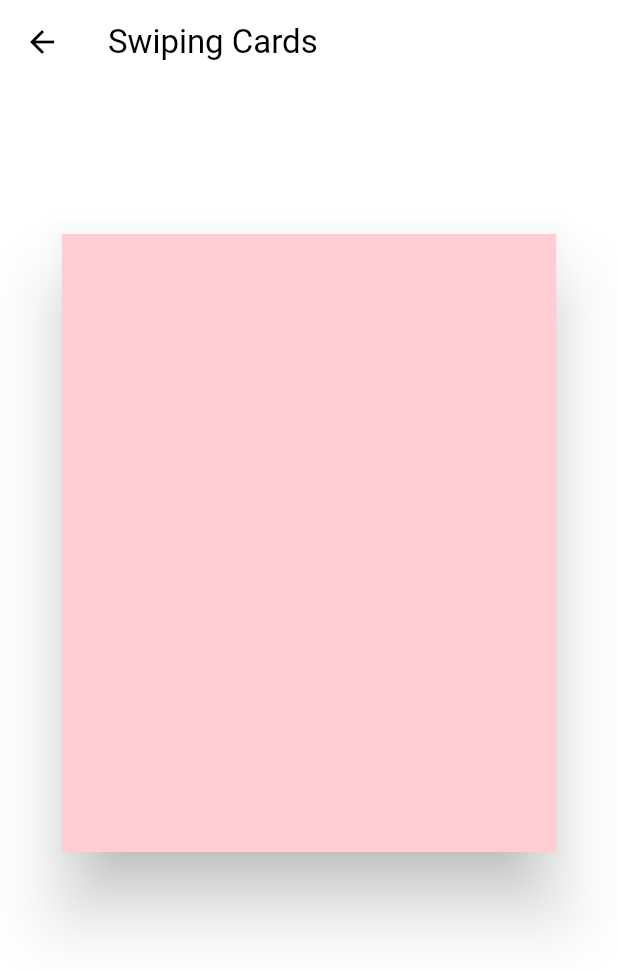
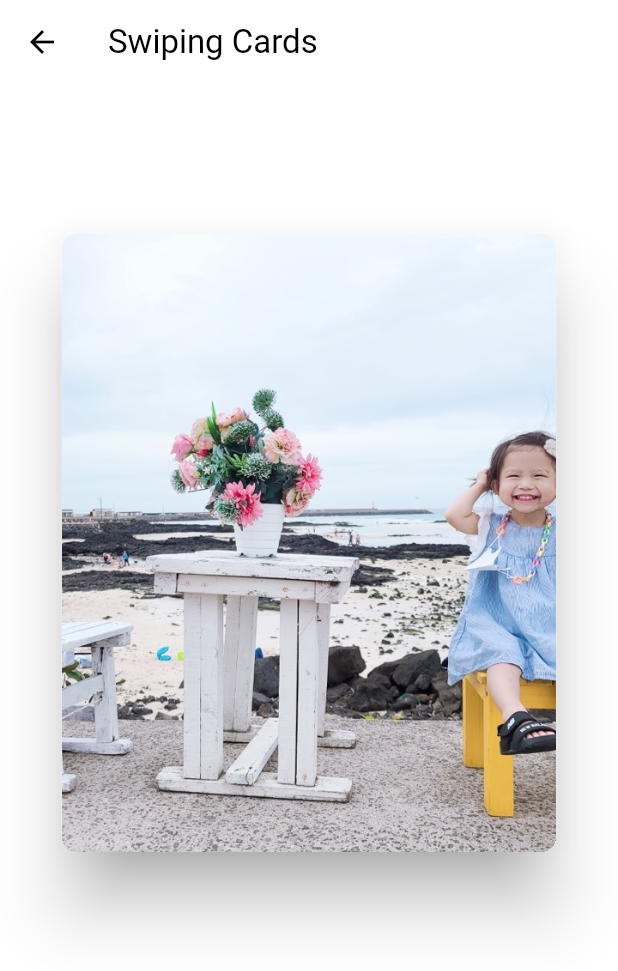
Before and after one commit to expensive-garbage/Jinwook-Song-flutter_animations, a Flutter app: the SwipingCardsScreen screen opened directly, on a phone screen of 412 x 824 dp. Shown: the top 971 px of the screen. Run offline on Flutter 3.47's test engine with Material 2 defaults, Android fonts, the phone set to English and light mode, and no system bars.

Commit message:
card with image

```diff
--- a/lib/screens/swiping_cards_screen.dart
+++ b/lib/screens/swiping_cards_screen.dart
@@ -12,6 +12,7 @@ class SwipingCardsScreen extends StatefulWidget {
 class _SwipingCardsScreenState extends State<SwipingCardsScreen>
     with SingleTickerProviderStateMixin {
   late final size = MediaQuery.of(context).size;
+  int _cardIndex = 1;
 
   late final AnimationController _animationController = AnimationController(
     vsync: this,
@@ -26,16 +27,32 @@ class _SwipingCardsScreenState extends State<SwipingCardsScreen>
     end: 15,
   );
 
+  late final Tween<double> _scale = Tween(
+    begin: 0.8,
+    end: 1.0,
+  );
+
   void _onHorizontalDragUpdate(DragUpdateDetails details) {
     _animationController.value += details.delta.dx;
   }
 
+  void _dismissCard({required bool forward}) {
+    final factor = forward ? 1 : -1;
+    _animationController
+        .animateTo((size.width + 100) * factor)
+        .whenComplete(() {
+      _animationController.value = 0;
+      _cardIndex += 1;
+    });
+  }
+
   void _onHorizontalDragEnd(DragEndDetails details) {
-    final bound = size.width - 100;
-    if (_animationController.value >= bound) {
-      _animationController.animateTo(size.width + 100);
-    } else if (_animationController.value <= -bound) {
-      _animationController.animateTo(-(size.width + 100));
+    final bound = size.width / 2;
+    if (_animationController.value >= bound ||
+        _animationController.value <= -bound) {
+      _animationController.value.isNegative
+          ? _dismissCard(forward: false)
+          : _dismissCard(forward: true);
     } else {
       _animationController.animateTo(
         0,
@@ -65,31 +82,64 @@ class _SwipingCardsScreenState extends State<SwipingCardsScreen>
                   (_animationController.value + size.width / 2) / size.width) *
               pi /
               180; // convert to radians
-          return Stack(children: [
-            Align(
+
+          final scale = _scale
+              .transform(_animationController.value.abs() / (size.width + 100));
+
+          return Stack(
             alignment: Alignment.topCenter,
+            children: [
+              Positioned(
+                top: 100,
+                child: Transform.scale(
+                    scale: scale,
+                    child: Card(
+                      index: (_cardIndex + 1) % 10,
+                    )),
+              ),
+              Positioned(
+                top: 100,
                 child: GestureDetector(
                   onHorizontalDragUpdate: _onHorizontalDragUpdate,
                   onHorizontalDragEnd: _onHorizontalDragEnd,
                   child: Transform.translate(
-                  offset: Offset(_animationController.value, 100),
+                    offset: Offset(_animationController.value, 0),
                     child: Transform.rotate(
                       angle: angle,
-                    child: Material(
-                      elevation: 20,
-                      color: Colors.red.shade100,
-                      child: SizedBox(
-                        width: size.width * 0.8,
-                        height: size.height * 0.5,
+                      child: Card(
+                        index: _cardIndex % 10,
                       ),
                     ),
                   ),
                 ),
               ),
-            )
-          ]);
+            ],
+          );
         },
       ),
     );
   }
 }
+
+class Card extends StatelessWidget {
+  final int index;
+  const Card({super.key, required this.index});
+
+  @override
+  Widget build(BuildContext context) {
+    final size = MediaQuery.of(context).size;
+    return Material(
+      elevation: 20,
+      borderRadius: BorderRadius.circular(10),
+      clipBehavior: Clip.hardEdge,
+      child: SizedBox(
+        width: size.width * 0.8,
+        height: size.height * 0.5,
+        child: Image.asset(
+          'assets/images/covers/yeonjae0$index.jpeg',
+          fit: BoxFit.cover,
+        ),
+      ),
+    );
+  }
+}
--- a/pubspec.yaml
+++ b/pubspec.yaml
@@ -32,7 +32,6 @@ dependencies:
   flutter:
     sdk: flutter
 
-
   # The following adds the Cupertino Icons font to your application.
   # Use with the CupertinoIcons class for iOS style icons.
   cupertino_icons: ^1.0.2
@@ -53,15 +52,14 @@ dev_dependencies:
 
 # The following section is specific to Flutter packages.
 flutter:
-
   # The following line ensures that the Material Icons font is
   # included with your application, so that you can use the icons in
   # the material Icons class.
   uses-material-design: true
 
   # To add assets to your application, add an assets section, like this:
-  # assets:
-  #   - images/a_dot_burr.jpeg
+  assets:
+    - assets/images/covers/
   #   - images/a_dot_ham.jpeg
 
   # An image asset can refer to one or more resolution-specific "variants", see
```
Also changed, not shown: assets/images/apple_watch.jpeg (renamed from aseets/images/apple_watch.jpeg), assets/images/covers/yeonjae00.jpeg (added), assets/images/covers/yeonjae01.jpeg (added), assets/images/covers/yeonjae02.jpeg (added), assets/images/covers/yeonjae03.jpeg (added), assets/images/covers/yeonjae04.jpeg (added), assets/images/covers/yeonjae05.jpeg (added), assets/images/covers/yeonjae06.jpeg (added), assets/images/covers/yeonjae07.jpeg (added), assets/images/covers/yeonjae08.jpeg (added), assets/images/covers/yeonjae09.jpeg (added). Lines whose indentation alone changed are shown as unchanged.
